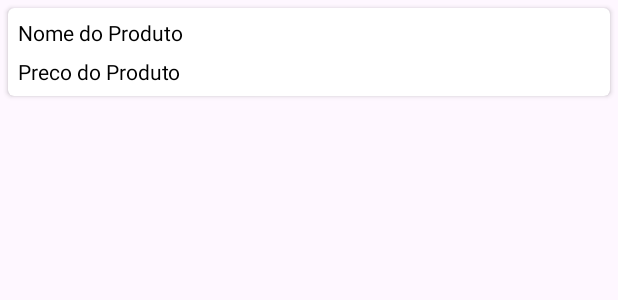
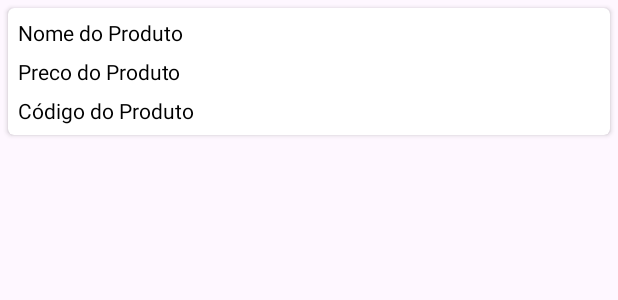
Before and after one commit to Guilherm12122/Aplicativo-Start, an Android app: the layout produto_rv_item.xml on its own in the app's theme, with its tools: preview values and no code run, on a phone screen of 412 x 824 dp. Shown: the top 300 px of the screen. Run offline under Robolectric (Android 15) with nearby library versions, the phone set to English and light mode, and no system bars.

Commit message:
criação e consulta de entidades

```diff
--- a/app/src/main/java/com/example/app_start/ui/funcionario/model/FuncionarioModel.java
+++ b/app/src/main/java/com/example/app_start/ui/funcionario/model/FuncionarioModel.java
@@ -5,7 +5,8 @@ public class FuncionarioModel {
     private String nome_usuario;
     private String cargo;
 
-    public FuncionarioModel(String nome_usuario, String cargo) {
+    public FuncionarioModel(String nome_usuario, String cargo, Integer id_usuario) {
+        this.id_usuario = id_usuario;
         this.nome_usuario = nome_usuario;
         this.cargo = cargo;
     }
--- a/app/src/main/java/com/example/app_start/ui/produto/model/ProdutoModel.java
+++ b/app/src/main/java/com/example/app_start/ui/produto/model/ProdutoModel.java
@@ -6,9 +6,10 @@ public class ProdutoModel {
     private String nome_produto;
     private Float preco;
 
-    public ProdutoModel(String nome_produto, Float preco) {
+    public ProdutoModel(String nome_produto, Float preco, Integer id_produto) {
         this.nome_produto = nome_produto;
         this.preco = preco;
+        this.id_produto = id_produto;
     }
 
     public Integer getId_produto() {
--- a/app/src/main/res/layout/produto_rv_item.xml
+++ b/app/src/main/res/layout/produto_rv_item.xml
@@ -24,6 +24,24 @@
             android:textColor="@color/black" />
 
         <LinearLayout
+        android:layout_width="match_parent"
+        android:layout_height="wrap_content"
+        android:orientation="horizontal"
+        android:weightSum="2">
+
+        <!--text view for our course tracks-->
+        <TextView
+            android:id="@+id/idProdutoPreco"
+            android:layout_width="0dp"
+            android:layout_height="wrap_content"
+            android:layout_weight="1"
+            android:padding="3dp"
+            android:text="Preco do Produto"
+            android:textColor="@color/black" />
+
+    </LinearLayout>
+
+        <LinearLayout
             android:layout_width="match_parent"
             android:layout_height="wrap_content"
             android:orientation="horizontal"
@@ -31,12 +49,12 @@
 
             <!--text view for our course tracks-->
             <TextView
-                android:id="@+id/idProdutoPreco"
+                android:id="@+id/idCodigoProduto"
                 android:layout_width="0dp"
                 android:layout_height="wrap_content"
                 android:layout_weight="1"
                 android:padding="3dp"
-                android:text="Preco do Produto"
+                android:text="Código do Produto"
                 android:textColor="@color/black" />
 
         </LinearLayout>
```
Also changed, not shown: app/src/main/java/com/example/app_start/DB/DBHelper.java (+4 -4 lines), app/src/main/java/com/example/app_start/ui/funcionario/FuncionarioRVAdapter.java (+5 -3 lines), app/src/main/java/com/example/app_start/ui/produto/ProdutoRVAdapter.java (+5 -2 lines), app/src/main/res/layout/funcionario_rv_item.xml (+23 -1 lines).
